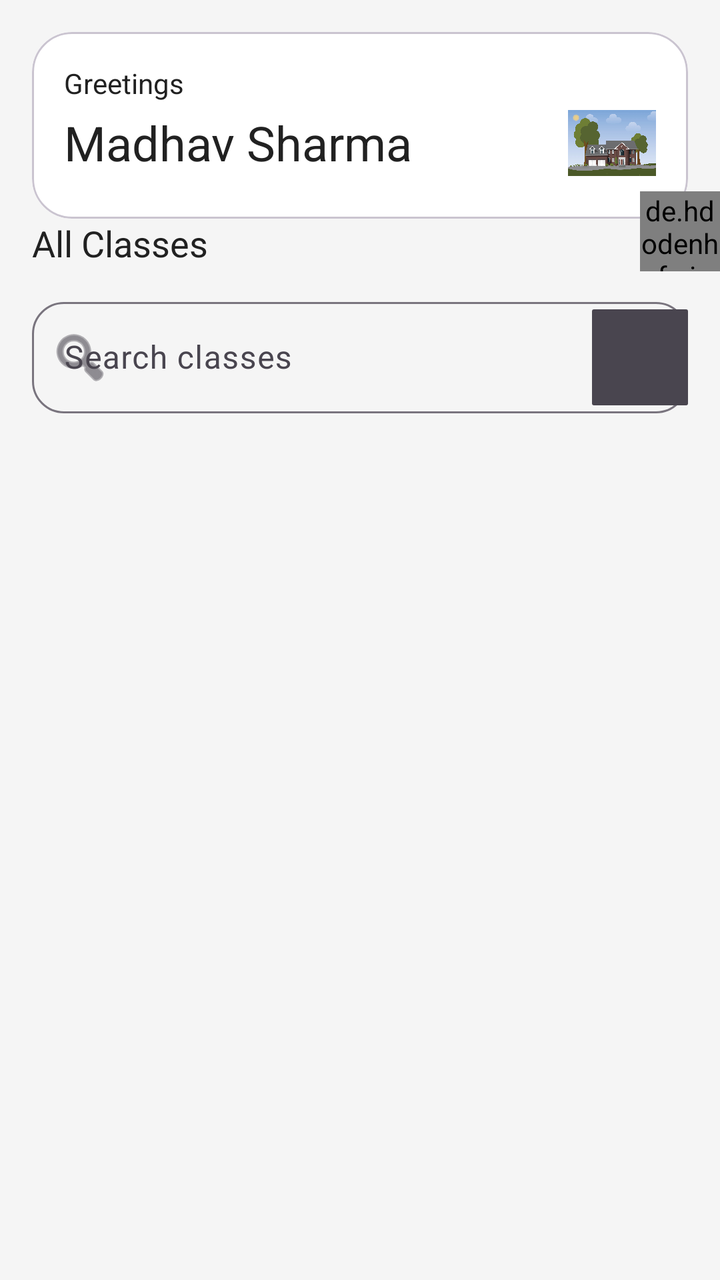
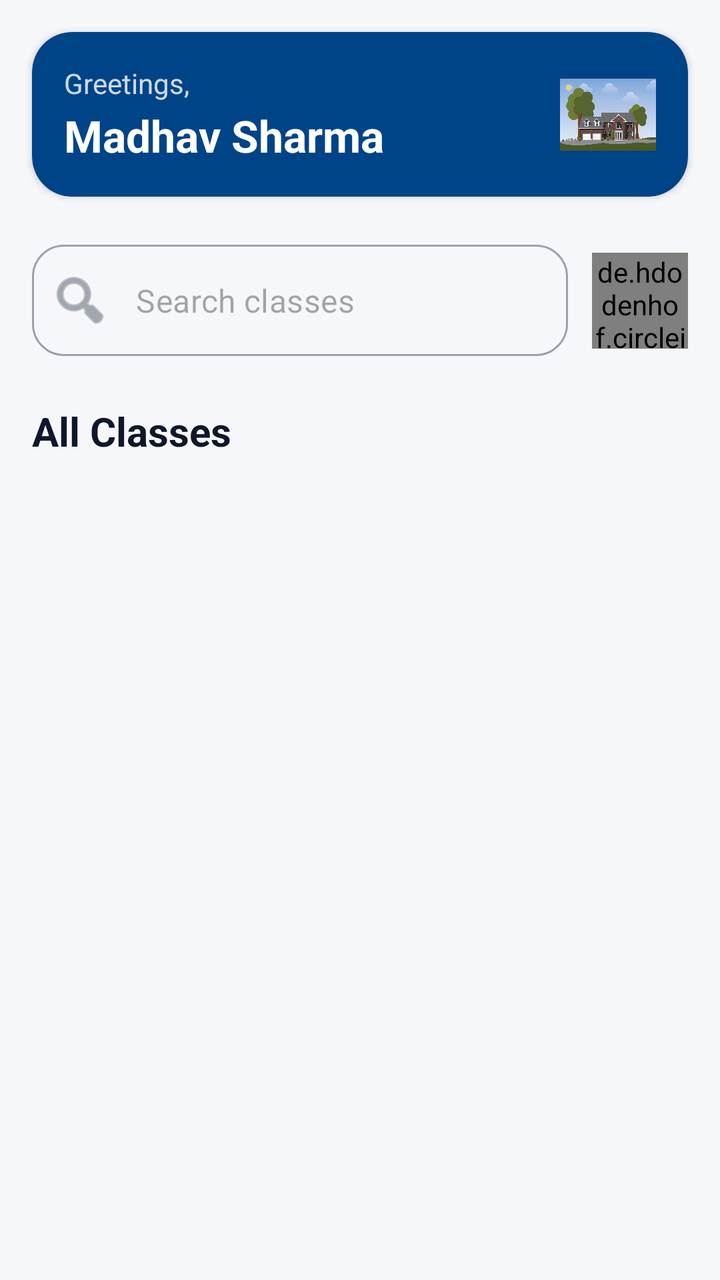

Two renders of the same Android screen: before a commit and after it. Below are the layout's source before the change and the commit's diff.
<!-- AndroidManifest.xml: application theme Theme.Reater -->
<!-- res/layout/fragment_home.xml -->
<?xml version="1.0" encoding="utf-8"?>
<androidx.constraintlayout.widget.ConstraintLayout xmlns:android="http://schemas.android.com/apk/res/android"
    xmlns:app="http://schemas.android.com/apk/res-auto"
    xmlns:tools="http://schemas.android.com/tools"
    android:layout_width="match_parent"
    android:layout_height="match_parent"
    android:background="?android:attr/colorBackground"
    tools:context=".ui.fragments.HomeFragment">


    <com.google.android.material.card.MaterialCardView
        android:id="@+id/cardcontainer"
        android:layout_width="0dp"
        android:layout_height="wrap_content"
        android:layout_marginStart="16dp"
        android:layout_marginTop="16dp"
        android:layout_marginEnd="16dp"
        app:cardCornerRadius="20dp"
        app:cardElevation="0dp"
        app:strokeWidth="1dp"
        app:layout_constraintEnd_toEndOf="parent"
        app:layout_constraintStart_toStartOf="parent"
        app:layout_constraintTop_toTopOf="parent">

        <androidx.constraintlayout.widget.ConstraintLayout
            android:layout_width="match_parent"
            android:layout_height="wrap_content"
            android:padding="16dp">

            <TextView
                android:id="@+id/greeting_time"
                android:layout_width="wrap_content"
                android:layout_height="wrap_content"
                android:text="Greetings"
                android:textColor="?attr/colorOnSurface"
                android:textSize="14sp"
                app:layout_constraintStart_toStartOf="parent"
                app:layout_constraintTop_toTopOf="parent" />

            <TextView
                android:id="@+id/greeting_value"
                android:layout_width="0dp"
                android:layout_height="wrap_content"
                android:layout_marginTop="4dp"
                android:ellipsize="end"
                android:maxLines="1"
                android:text="Madhav Sharma"
                android:textColor="?attr/colorOnSurface"
                android:textSize="24sp"
                app:layout_constraintEnd_toStartOf="@+id/profile_picture"
                app:layout_constraintStart_toStartOf="parent"
                app:layout_constraintTop_toBottomOf="@+id/greeting_time" />

            <ImageView
                android:id="@+id/profile_picture"
                android:layout_width="44dp"
                android:layout_height="44dp"
                android:contentDescription="@string/app_name"
                android:src="@drawable/house"
                app:layout_constraintBottom_toBottomOf="@+id/greeting_value"
                app:layout_constraintEnd_toEndOf="parent"
                app:layout_constraintTop_toTopOf="@+id/greeting_value" />

        </androidx.constraintlayout.widget.ConstraintLayout>
    </com.google.android.material.card.MaterialCardView>

    <com.google.android.material.textfield.TextInputLayout
        android:id="@+id/searchbar"
        android:layout_width="0dp"
        android:layout_height="wrap_content"
        android:layout_marginStart="16dp"
        android:layout_marginTop="12dp"
        android:layout_marginEnd="16dp"
        app:boxBackgroundMode="outline"
        app:boxCornerRadiusBottomEnd="16dp"
        app:boxCornerRadiusBottomStart="16dp"
        app:boxCornerRadiusTopEnd="16dp"
        app:boxCornerRadiusTopStart="16dp"
        app:endIconMode="custom"
        app:endIconDrawable="@drawable/microphone2"
        app:layout_constraintEnd_toEndOf="parent"
        app:layout_constraintStart_toStartOf="parent"
        app:layout_constraintTop_toBottomOf="@+id/textView5"
        app:startIconDrawable="@android:drawable/ic_menu_search"
        app:hintEnabled="true"
        android:hint="Search classes">

        <com.google.android.material.textfield.TextInputEditText
            android:id="@+id/searchView"
            android:layout_width="match_parent"
            android:layout_height="wrap_content"
            android:inputType="text"
            android:maxLines="1" />
    </com.google.android.material.textfield.TextInputLayout>

    <TextView
        android:id="@+id/textView5"
        android:layout_width="wrap_content"
        android:layout_height="wrap_content"
        android:layout_marginStart="16dp"
        android:text="All Classes"
        android:textColor="?attr/colorOnSurface"
        android:textSize="18sp"
        app:layout_constraintStart_toStartOf="parent"
        app:layout_constraintTop_toBottomOf="@+id/cardcontainer" />

    <androidx.recyclerview.widget.RecyclerView
        android:id="@+id/classRV"
        android:layout_width="0dp"
        android:layout_height="0dp"
        android:layout_marginStart="8dp"
        android:layout_marginTop="8dp"
        android:layout_marginEnd="8dp"
        android:clipToPadding="false"
        android:paddingBottom="16dp"
        app:layout_constraintBottom_toBottomOf="parent"
        app:layout_constraintEnd_toEndOf="parent"
        app:layout_constraintStart_toStartOf="parent"
        app:layout_constraintTop_toBottomOf="@+id/searchbar" />

    <de.hdodenhof.circleimageview.CircleImageView
        android:id="@+id/imageView8"
        android:layout_width="40dp"
        android:layout_height="40dp"
        android:layout_marginBottom="10dp"
        android:src="@drawable/filter"
        app:civ_border_color="@color/ShadeofDark"
        app:civ_border_width="1dp"
        app:layout_constraintBottom_toTopOf="@+id/searchbar"
        app:layout_constraintEnd_toEndOf="parent" />


</androidx.constraintlayout.widget.ConstraintLayout>
<!-- resources referenced by this layout -->
<resources>
  <color name="ShadeofDark">#283036</color>
  <!-- drawable filter: png bitmap (drawable-v24, 16079 bytes) -->
  <!-- drawable house: jpg bitmap (drawable-v24, 132831 bytes) -->
  <!-- drawable microphone2 (drawable) -->
  <?xml version="1.0" encoding="utf-8"?>
  <shape xmlns:android="http://schemas.android.com/apk/res/android">
      <solid android:color="@android:color/darker_gray"/>
      <corners android:radius="1dp" />
  </shape>
  <string name="app_name">Kojo Class</string>
  <style name="Theme.Reater" parent="Theme.Material3.DayNight.NoActionBar">
          
          <item name="colorPrimary">@color/colorPrimary</item>
          <item name="colorOnPrimary">@color/colorOnPrimary</item>
          <item name="colorSecondary">@color/colorSecondary</item>
          <item name="colorOnSecondary">@color/colorOnSecondary</item>
          <item name="colorError">@color/colorError</item>
          <item name="colorOnError">@color/colorOnError</item>
          <item name="colorSurface">@color/colorSurface</item>
          <item name="colorOnSurface">@color/colorOnSurface</item>
  
          
          <item name="android:colorBackground">@color/backgroundColor</item>
          <item name="android:statusBarColor" tools:targetApi="l">@android:color/transparent</item>
  
          
          <item name="android:fontFamily">sans-serif</item>
      </style>
  <color name="colorPrimary">#1976D2</color>
  <color name="colorOnPrimary">#FFFFFF</color>
  <color name="colorSecondary">#FFC107</color>
  <color name="colorOnSecondary">#000000</color>
  <color name="colorError">#D32F2F</color>
  <color name="colorOnError">#FFFFFF</color>
  <color name="colorSurface">#FFFFFF</color>
  <color name="colorOnSurface">#212121</color>
  <color name="backgroundColor">#F5F5F5</color>
</resources>

<!-- the commit's change to res/layout/fragment_home.xml (unified diff, before → after) -->
@@ -7,7 +7,7 @@
     android:background="?android:attr/colorBackground"
     tools:context=".ui.fragments.HomeFragment">
 
-
+    
     <com.google.android.material.card.MaterialCardView
         android:id="@+id/cardcontainer"
         android:layout_width="0dp"
@@ -15,9 +15,10 @@
         android:layout_marginStart="16dp"
         android:layout_marginTop="16dp"
         android:layout_marginEnd="16dp"
+        app:cardBackgroundColor="?attr/colorPrimaryContainer"
         app:cardCornerRadius="20dp"
-        app:cardElevation="0dp"
-        app:strokeWidth="1dp"
+        app:cardElevation="2dp"
+        app:strokeWidth="0dp"
         app:layout_constraintEnd_toEndOf="parent"
         app:layout_constraintStart_toStartOf="parent"
         app:layout_constraintTop_toTopOf="parent">
@@ -31,8 +32,9 @@
                 android:id="@+id/greeting_time"
                 android:layout_width="wrap_content"
                 android:layout_height="wrap_content"
-                android:text="Greetings"
-                android:textColor="?attr/colorOnSurface"
+                android:text="Greetings,"
+                android:textColor="?attr/colorOnPrimaryContainer"
+                android:alpha="0.8"
                 android:textSize="14sp"
                 app:layout_constraintStart_toStartOf="parent"
                 app:layout_constraintTop_toTopOf="parent" />
@@ -41,93 +43,98 @@
                 android:id="@+id/greeting_value"
                 android:layout_width="0dp"
                 android:layout_height="wrap_content"
-                android:layout_marginTop="4dp"
+                android:layout_marginTop="2dp"
                 android:ellipsize="end"
                 android:maxLines="1"
                 android:text="Madhav Sharma"
-                android:textColor="?attr/colorOnSurface"
-                android:textSize="24sp"
+                android:textColor="?attr/colorOnPrimaryContainer"
+                android:textSize="22sp"
+                android:textStyle="bold"
                 app:layout_constraintEnd_toStartOf="@+id/profile_picture"
                 app:layout_constraintStart_toStartOf="parent"
                 app:layout_constraintTop_toBottomOf="@+id/greeting_time" />
 
             <ImageView
                 android:id="@+id/profile_picture"
-                android:layout_width="44dp"
-                android:layout_height="44dp"
+                android:layout_width="48dp"
+                android:layout_height="48dp"
                 android:contentDescription="@string/app_name"
                 android:src="@drawable/house"
-                app:layout_constraintBottom_toBottomOf="@+id/greeting_value"
+                app:layout_constraintBottom_toBottomOf="parent"
                 app:layout_constraintEnd_toEndOf="parent"
-                app:layout_constraintTop_toTopOf="@+id/greeting_value" />
+                app:layout_constraintTop_toTopOf="parent" />
 
         </androidx.constraintlayout.widget.ConstraintLayout>
     </com.google.android.material.card.MaterialCardView>
 
+    
     <com.google.android.material.textfield.TextInputLayout
         android:id="@+id/searchbar"
+        style="@style/Widget.MaterialComponents.TextInputLayout.OutlinedBox"
         android:layout_width="0dp"
         android:layout_height="wrap_content"
         android:layout_marginStart="16dp"
-        android:layout_marginTop="12dp"
-        android:layout_marginEnd="16dp"
-        app:boxBackgroundMode="outline"
+        android:layout_marginTop="24dp"
+        android:layout_marginEnd="12dp"
         app:boxCornerRadiusBottomEnd="16dp"
         app:boxCornerRadiusBottomStart="16dp"
         app:boxCornerRadiusTopEnd="16dp"
         app:boxCornerRadiusTopStart="16dp"
-        app:endIconMode="custom"
-        app:endIconDrawable="@drawable/microphone2"
-        app:layout_constraintEnd_toEndOf="parent"
+        app:endIconMode="clear_text"
+        app:hintEnabled="false"
+        app:startIconDrawable="@android:drawable/ic_menu_search"
+        app:layout_constraintEnd_toStartOf="@+id/imageView8"
         app:layout_constraintStart_toStartOf="parent"
-        app:layout_constraintTop_toBottomOf="@+id/textView5"
-        app:startIconDrawable="@android:drawable/ic_menu_search"
-        app:hintEnabled="true"
-        android:hint="Search classes">
+        app:layout_constraintTop_toBottomOf="@+id/cardcontainer">
 
         <com.google.android.material.textfield.TextInputEditText
             android:id="@+id/searchView"
             android:layout_width="match_parent"
             android:layout_height="wrap_content"
+            android:hint="Search classes"
             android:inputType="text"
             android:maxLines="1" />
     </com.google.android.material.textfield.TextInputLayout>
 
+    
+    <de.hdodenhof.circleimageview.CircleImageView
+        android:id="@+id/imageView8"
+        android:layout_width="48dp"
+        android:layout_height="48dp"
+        android:layout_marginEnd="16dp"
+        android:src="@drawable/filter"
+        app:civ_border_color="?attr/colorPrimary"
+        app:civ_border_width="1dp"
+        app:layout_constraintBottom_toBottomOf="@+id/searchbar"
+        app:layout_constraintEnd_toEndOf="parent"
+        app:layout_constraintTop_toTopOf="@+id/searchbar" />
+
+    
     <TextView
         android:id="@+id/textView5"
         android:layout_width="wrap_content"
         android:layout_height="wrap_content"
         android:layout_marginStart="16dp"
+        android:layout_marginTop="24dp"
         android:text="All Classes"
         android:textColor="?attr/colorOnSurface"
-        android:textSize="18sp"
+        android:textSize="20sp"
+        android:textStyle="bold"
         app:layout_constraintStart_toStartOf="parent"
-        app:layout_constraintTop_toBottomOf="@+id/cardcontainer" />
+        app:layout_constraintTop_toBottomOf="@+id/searchbar" />
 
+    
     <androidx.recyclerview.widget.RecyclerView
         android:id="@+id/classRV"
         android:layout_width="0dp"
         android:layout_height="0dp"
-        android:layout_marginStart="8dp"
-        android:layout_marginTop="8dp"
-        android:layout_marginEnd="8dp"
+        android:layout_marginTop="12dp"
         android:clipToPadding="false"
+        android:paddingHorizontal="8dp"
         android:paddingBottom="16dp"
         app:layout_constraintBottom_toBottomOf="parent"
         app:layout_constraintEnd_toEndOf="parent"
         app:layout_constraintStart_toStartOf="parent"
-        app:layout_constraintTop_toBottomOf="@+id/searchbar" />
-
-    <de.hdodenhof.circleimageview.CircleImageView
-        android:id="@+id/imageView8"
-        android:layout_width="40dp"
-        android:layout_height="40dp"
-        android:layout_marginBottom="10dp"
-        android:src="@drawable/filter"
-        app:civ_border_color="@color/ShadeofDark"
-        app:civ_border_width="1dp"
-        app:layout_constraintBottom_toTopOf="@+id/searchbar"
-        app:layout_constraintEnd_toEndOf="parent" />
-
+        app:layout_constraintTop_toBottomOf="@+id/textView5" />
 
 </androidx.constraintlayout.widget.ConstraintLayout>
<!-- resource entries referenced after the edit -->
@@ -1,41 +1,47 @@
 <!-- resources referenced by this layout -->
 <resources>
-  <color name="ShadeofDark">#283036</color>
   <!-- drawable filter: png bitmap (drawable-v24, 16079 bytes) -->
   <!-- drawable house: jpg bitmap (drawable-v24, 132831 bytes) -->
-  <!-- drawable microphone2 (drawable) -->
-  <?xml version="1.0" encoding="utf-8"?>
-  <shape xmlns:android="http://schemas.android.com/apk/res/android">
-      <solid android:color="@android:color/darker_gray"/>
-      <corners android:radius="1dp" />
-  </shape>
   <string name="app_name">Kojo Class</string>
   <style name="Theme.Reater" parent="Theme.Material3.DayNight.NoActionBar">
           
-          <item name="colorPrimary">@color/colorPrimary</item>
-          <item name="colorOnPrimary">@color/colorOnPrimary</item>
-          <item name="colorSecondary">@color/colorSecondary</item>
-          <item name="colorOnSecondary">@color/colorOnSecondary</item>
+          <item name="colorPrimary">@color/iiitu_navy</item>
+          <item name="colorOnPrimary">@color/iiitu_white</item>
+          <item name="colorPrimaryContainer">@color/iiitu_navy_light</item>
+          <item name="colorOnPrimaryContainer">@color/iiitu_white</item>
+          <item name="colorSecondary">@color/iiitu_accent</item>
+          <item name="colorOnSecondary">@color/iiitu_white</item>
+          <item name="colorSecondaryContainer">@color/iiitu_navy_dark</item>
+          <item name="colorOnSecondaryContainer">@color/iiitu_white</item>
+          <item name="colorTertiary">@color/iiitu_gold</item>
+          <item name="colorOnTertiary">@color/iiitu_navy_dark</item>
+          <item name="colorTertiaryContainer">@color/iiitu_gold_light</item>
+          <item name="colorOnTertiaryContainer">@color/iiitu_navy</item>
           <item name="colorError">@color/colorError</item>
           <item name="colorOnError">@color/colorOnError</item>
-          <item name="colorSurface">@color/colorSurface</item>
-          <item name="colorOnSurface">@color/colorOnSurface</item>
+          <item name="colorSurface">@color/iiitu_white</item>
+          <item name="colorOnSurface">@color/premium_text_primary</item>
+          <item name="colorSurfaceVariant">@color/iiitu_light_bg</item>
+          <item name="colorOnSurfaceVariant">@color/premium_text_secondary</item>
   
           
-          <item name="android:colorBackground">@color/backgroundColor</item>
-          <item name="android:statusBarColor" tools:targetApi="l">@android:color/transparent</item>
+          <item name="android:colorBackground">@color/iiitu_light_bg</item>
+          <item name="android:statusBarColor" tools:targetApi="l">@color/iiitu_navy</item>
   
           
           <item name="android:fontFamily">sans-serif</item>
       </style>
-  <color name="colorPrimary">#1976D2</color>
-  <color name="colorOnPrimary">#FFFFFF</color>
-  <color name="colorSecondary">#FFC107</color>
-  <color name="colorOnSecondary">#000000</color>
+  <color name="iiitu_navy">#003366</color>
+  <color name="iiitu_white">#FFFFFF</color>
+  <color name="iiitu_navy_light">#004488</color>
+  <color name="iiitu_accent">#0066CC</color>
+  <color name="iiitu_navy_dark">#002244</color>
+  <color name="iiitu_gold">#FFB81C</color>
+  <color name="iiitu_gold_light">#FFC94D</color>
   <color name="colorError">#D32F2F</color>
   <color name="colorOnError">#FFFFFF</color>
-  <color name="colorSurface">#FFFFFF</color>
-  <color name="colorOnSurface">#212121</color>
-  <color name="backgroundColor">#F5F5F5</color>
+  <color name="premium_text_primary">#0F172A</color>
+  <color name="iiitu_light_bg">#F5F7FA</color>
+  <color name="premium_text_secondary">#475569</color>
 </resources>
 
